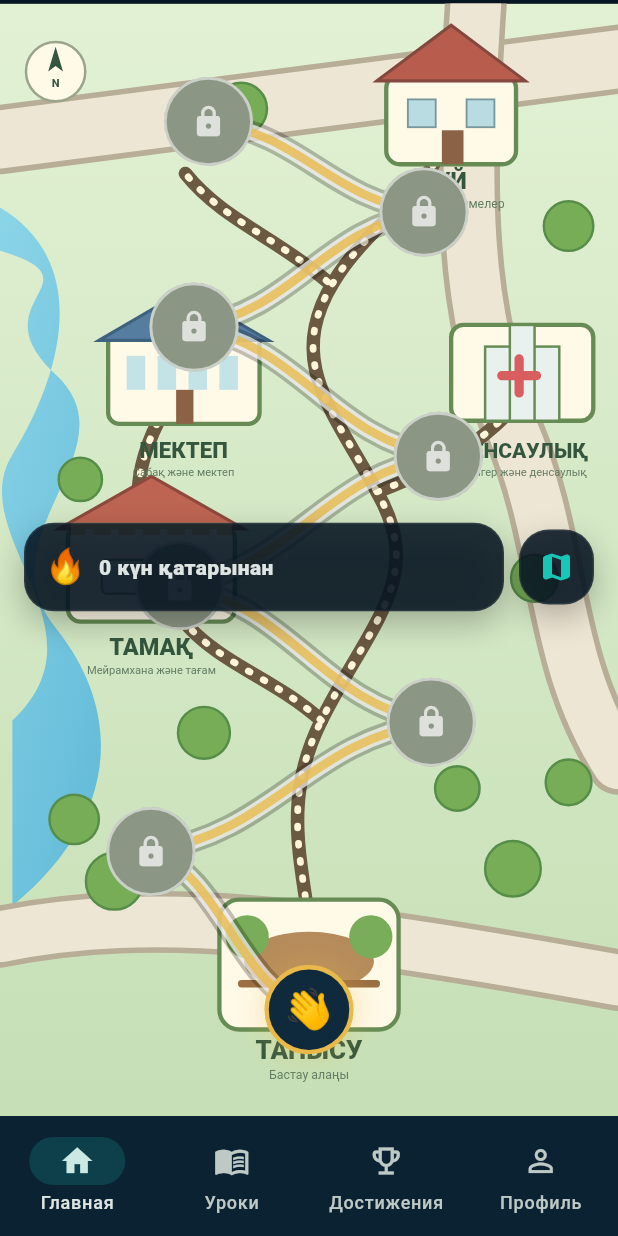
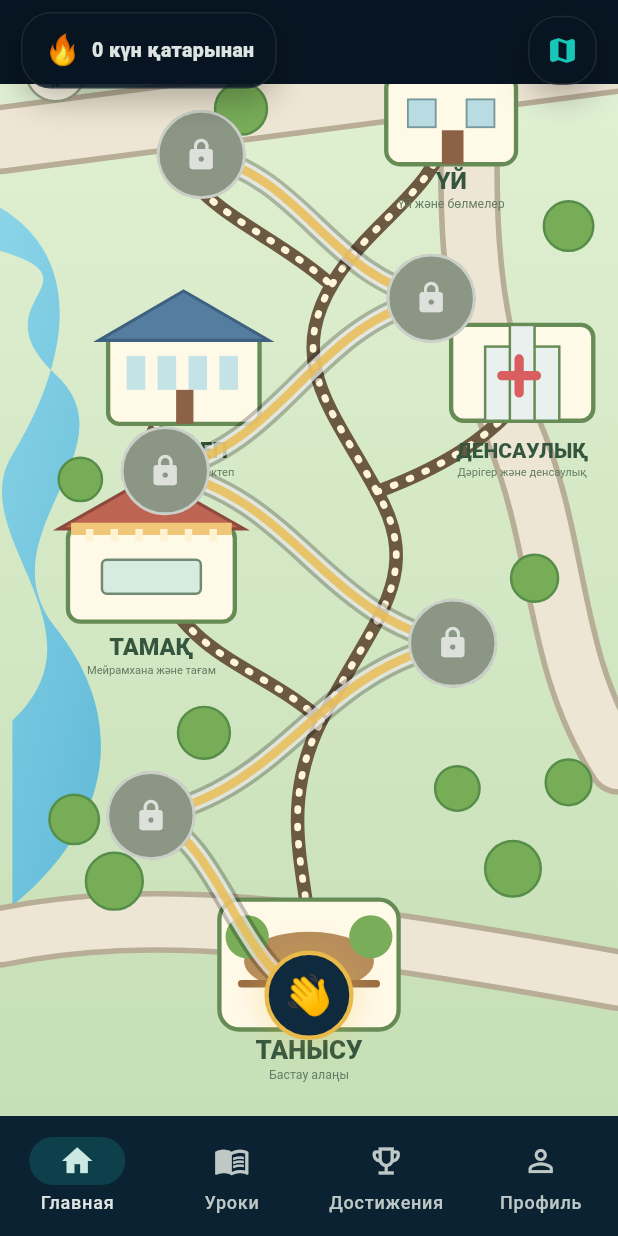
Before and after one commit to adildaku29-maker/qazaqsha_app, a Flutter app: the MainNavigationScreen screen opened directly, on a phone screen of 412 x 824 dp. Run offline on Flutter 3.47's test engine with Material 3 defaults, Android fonts, the phone set to English and light mode, and no system bars; our stand-ins replace audioplayers, flutter_svg, shared_preferences, sqflite; missing offline and left inert: record; accounts and stored records are empty; network calls fail.

Commit message:
Rebuild main learning map layout

```diff
--- a/lib/screens/lesson_map_screen.dart
+++ b/lib/screens/lesson_map_screen.dart
@@ -4,6 +4,7 @@ import '../theme/app_theme.dart';
 import '../data/lesson_content.dart';
 import '../services/lesson_database.dart';
 import '../services/qazaqsha_database.dart';
+
 import 'lesson_screen.dart';
 
 class LessonMapScreen extends StatefulWidget {
@@ -36,11 +37,13 @@ class _LessonMapScreenState extends State<LessonMapScreen> {
       child: Stack(
         fit: StackFit.expand,
         children: [
-          // The map itself always fills the available screen.
-          // FittedBox keeps the SVG and lesson coordinates in the same
-          // 430x774 coordinate system, so nothing gets pushed down.
-          Align(
-            alignment: Alignment.bottomCenter,
+          Positioned.fill(
+            child: LayoutBuilder(
+              builder: (context, constraints) {
+                final topSafe = MediaQuery.of(context).padding.top;
+                return Padding(
+                  padding: EdgeInsets.only(top: topSafe + 56),
+                  child: ClipRect(
                     child: FittedBox(
                       fit: BoxFit.cover,
                       alignment: Alignment.bottomCenter,
@@ -53,11 +56,14 @@ class _LessonMapScreenState extends State<LessonMapScreen> {
                             SvgPicture.asset(
                               'assets/map/qazaqsha_map.svg',
                               fit: BoxFit.fill,
-                      semanticsLabel: 'Qazaqsha оқу картасы',
                             ),
-                    CustomPaint(painter: _LearningPathPainter(_positions)),
+                            CustomPaint(
+                              painter: _LearningPathPainter(_positions),
+                            ),
                             ...List.generate(
-                      topics.length > _positions.length ? _positions.length : topics.length,
+                              topics.length > _positions.length
+                                  ? _positions.length
+                                  : topics.length,
                               _topicNode,
                             ),
                           ],
@@ -65,44 +71,54 @@ class _LessonMapScreenState extends State<LessonMapScreen> {
                       ),
                     ),
                   ),
-
-          // Clean top HUD. It floats above the map and never changes
-          // the map's layout height.
-          SafeArea(
+                );
+              },
+            ),
+          ),
+          Positioned(
+            top: 0,
+            left: 0,
+            right: 0,
+            child: SafeArea(
               bottom: false,
               child: Padding(
-              padding: const EdgeInsets.fromLTRB(16, 12, 16, 0),
+                padding: const EdgeInsets.fromLTRB(14, 8, 14, 0),
                 child: Row(
                   children: [
-                  Expanded(
-                    child: _glass(
+                    _glass(
+                      padding: const EdgeInsets.symmetric(
+                        horizontal: 14,
+                        vertical: 10,
+                      ),
                       child: Row(
+                        mainAxisSize: MainAxisSize.min,
                         children: [
-                          const Text('🔥', style: TextStyle(fontSize: 23)),
-                          const SizedBox(width: 8),
+                          const Text('🔥', style: TextStyle(fontSize: 20)),
+                          const SizedBox(width: 7),
                           Text(
                             '$streak ${tr('күн қатарынан', 'day streak', 'күн қатарынан')}',
                             style: const TextStyle(
                               fontWeight: FontWeight.w900,
-                              fontSize: 14,
+                              fontSize: 13,
+                            ),
+                          ),
+                        ],
+                      ),
+                    ),
+                    const Spacer(),
+                    _glass(
+                      padding: const EdgeInsets.all(11),
+                      child: const Icon(
+                        Icons.map_rounded,
+                        color: AppColors.teal,
+                        size: 22,
                       ),
                     ),
                   ],
                 ),
               ),
             ),
-                  const SizedBox(width: 10),
-                  _glass(
-                    child: const Icon(
-                      Icons.map_rounded,
-                      color: AppColors.teal,
           ),
-                  ),
-                ],
-              ),
-            ),
-          ),
-
         ],
       ),
     );
@@ -139,14 +155,12 @@ class _LessonMapScreenState extends State<LessonMapScreen> {
 
   // Wide zig-zag route: every lesson has its own visual zone.
   static const _positions=<Offset>[
-    Offset(215,700),
-    Offset(105,590),
-    Offset(300,500),
-    Offset(125,405),
-    Offset(305,315),
-    Offset(135,225),
-    Offset(295,145),
-    Offset(145,82),
+    Offset(215,690),
+    Offset(105,565),
+    Offset(315,445),
+    Offset(115,325),
+    Offset(300,205),
+    Offset(140,105),
   ];
 }
 
```
Lines whose indentation alone changed are shown as unchanged.
